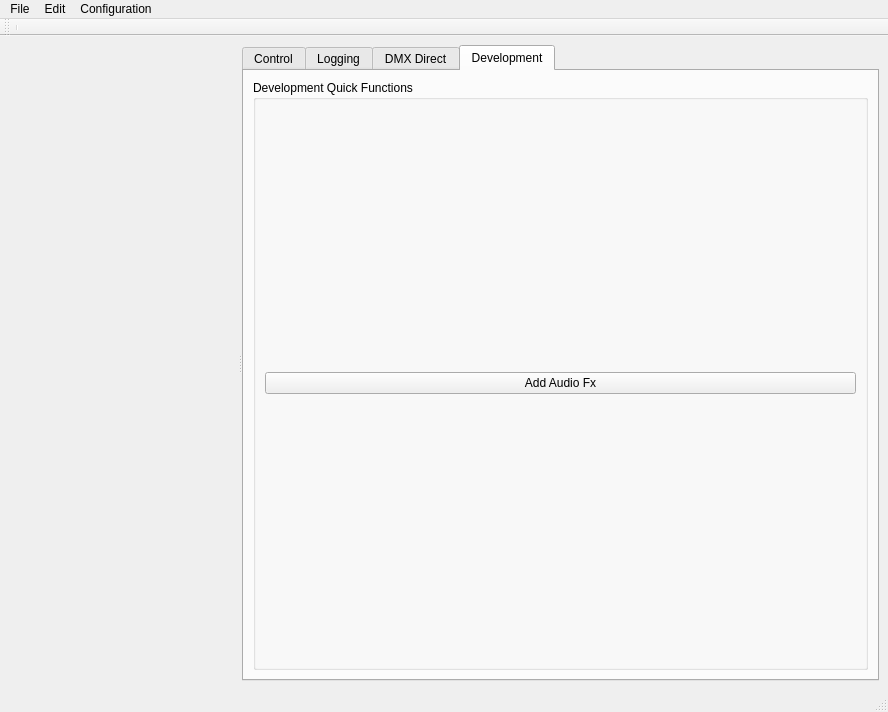
Pit1966/StageRunner, file StageRunner/gui/stagerunnermainwin.ui: the form before one commit.
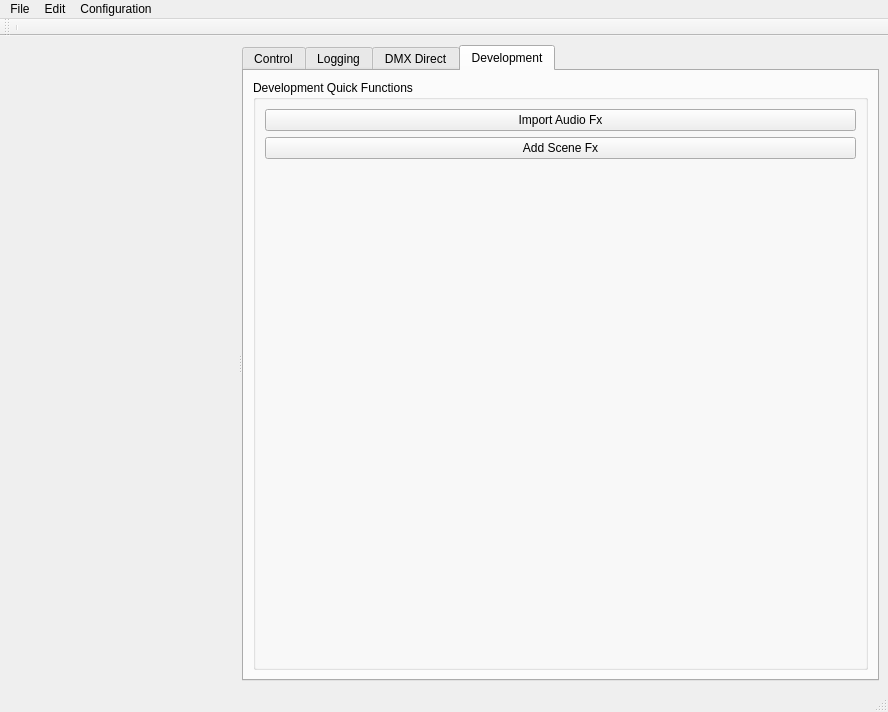
The form after the commit. Icons and pictures are not drawn. Custom widgets are drawn as their Qt base class.

The edit to the form file:
```diff
--- a/StageRunner/gui/stagerunnermainwin.ui
+++ b/StageRunner/gui/stagerunnermainwin.ui
@@ -109,9 +109,12 @@
             <string>Development Quick Functions</string>
            </property>
            <layout class="QGridLayout" name="gridLayout">
-            <property name="spacing">
+            <property name="horizontalSpacing">
              <number>0</number>
             </property>
+            <property name="verticalSpacing">
+             <number>6</number>
+            </property>
             <item row="0" column="0">
              <widget class="QPushButton" name="addAudioFxButton">
               <property name="sizePolicy">
@@ -121,10 +124,30 @@
                </sizepolicy>
               </property>
               <property name="text">
-               <string>Add Audio Fx</string>
+               <string>Import Audio Fx</string>
               </property>
              </widget>
             </item>
+            <item row="1" column="0">
+             <widget class="QPushButton" name="addFxSceneButton">
+              <property name="text">
+               <string>Add Scene Fx</string>
+              </property>
+             </widget>
+            </item>
+            <item row="2" column="0">
+             <spacer name="verticalSpacer">
+              <property name="orientation">
+               <enum>Qt::Vertical</enum>
+              </property>
+              <property name="sizeHint" stdset="0">
+               <size>
+                <width>20</width>
+                <height>40</height>
+               </size>
+              </property>
+             </spacer>
+            </item>
            </layout>
           </widget>
          </item>
@@ -223,6 +246,12 @@
   </action>
  </widget>
  <customwidgets>
+  <customwidget>
+   <class>MixerGroup</class>
+   <extends>QWidget</extends>
+   <header>customwidget/mixergroup.h</header>
+   <container>1</container>
+  </customwidget>
   <customwidget>
    <class>FxListWidget</class>
    <extends>QWidget</extends>
@@ -241,12 +270,6 @@
    <header>gui/sequencecontrolwidget.h</header>
    <container>1</container>
   </customwidget>
-  <customwidget>
-   <class>MixerGroup</class>
-   <extends>QWidget</extends>
-   <header>gui/customwidget/mixergroup.h</header>
-   <container>1</container>
-  </customwidget>
  </customwidgets>
  <resources>
   <include location="../gfx_ressource.qrc"/>
```
Left out of the diff: 6 changed lines with no effect on the pictures.
